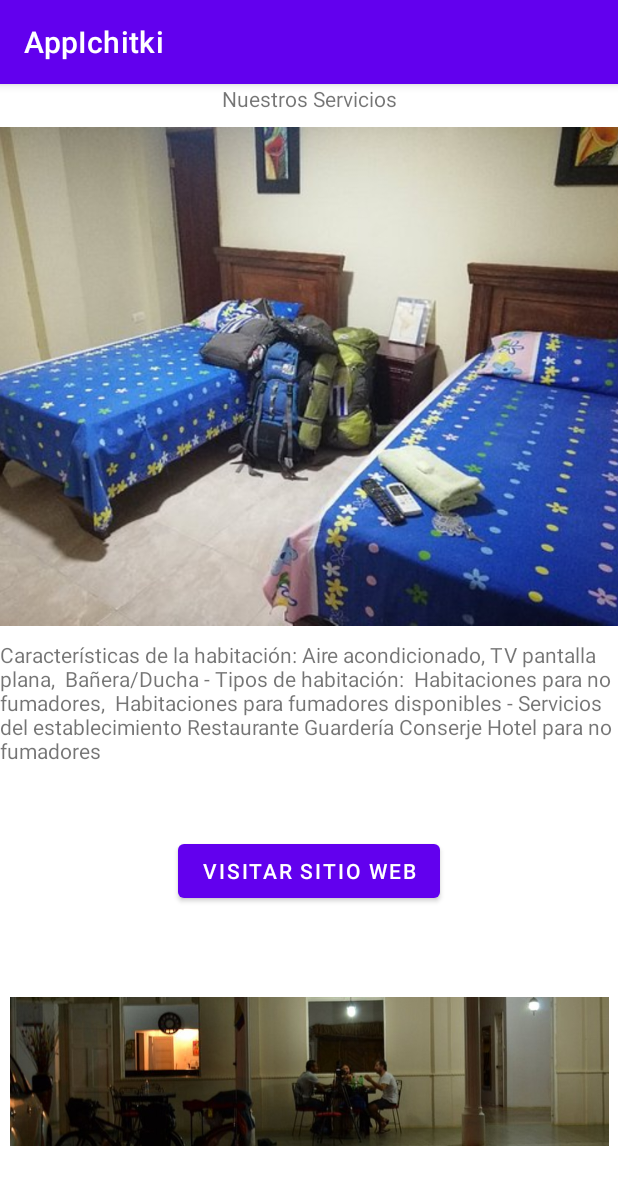
After one commit to Edherrera/AppIchitki, an Android app: the MainJuyasirain screen opened directly, with no data from a screen before it, on a phone screen of 412 x 824 dp. The commit adds this screen. Shown: the top 1185 px of the screen. Run offline under Robolectric (Android 15) with nearby library versions, the phone set to English and light mode, and no system bars.

Commit message:
se agrego servicios de hoteles

```diff
--- a/app/src/main/AndroidManifest.xml
+++ b/app/src/main/AndroidManifest.xml
@@ -9,6 +9,12 @@
         android:roundIcon="@mipmap/ic_launcher_round"
         android:supportsRtl="true"
         android:theme="@style/Theme.AppIchitki">
+        <activity
+            android:name=".MainJuyasirain"
+            android:exported="false" />
+        <activity
+            android:name=".MainUribia"
+            android:exported="false" />
         <activity
             android:name=".MainActivity3"
             android:exported="true" />
--- /dev/null
+++ b/app/src/main/java/com/example/appichitki/MainJuyasirain.kt
@@ -0,0 +1,30 @@
+package com.example.appichitki
+
+import android.content.Intent
+import android.net.Uri
+import androidx.appcompat.app.AppCompatActivity
+import android.os.Bundle
+import android.widget.Button
+
+class MainJuyasirain : AppCompatActivity() {
+    override fun onCreate(savedInstanceState: Bundle?) {
+        super.onCreate(savedInstanceState)
+        setContentView(R.layout.activity_main_juyasirain)
+        val btnImplicit = findViewById<Button>(R.id.btnImplicit)
+
+
+        btnImplicit.setOnClickListener { goToOtherApp() }
+    }
+
+
+
+
+
+
+
+    fun goToOtherApp() {
+        val implicitIntent = Intent(Intent.ACTION_SENDTO, Uri.parse("smsto:+573002353263"))
+        //implicitIntent.putExtra("sms_body","Mi mensaje")
+        startActivity(implicitIntent)
+    }
+}
--- a/app/src/main/res/layout/activity_main2.xml
+++ b/app/src/main/res/layout/activity_main2.xml
@@ -12,7 +12,7 @@
         android:layout_height="50dp"
         android:layout_marginTop="16dp"
         android:layout_marginBottom="16dp"
-        android:text="Hoteles de Uribia"
+        android:text="Escoja un Hotel"
         android:textAlignment="center"
         android:textSize="24sp"
         app:layout_constraintBottom_toTopOf="@+id/textView5"
@@ -32,7 +32,7 @@
         app:layout_constraintTop_toBottomOf="@+id/textView4" />
 
     <ImageView
-        android:id="@+id/imageView"
+        android:id="@+id/imagurib"
         android:layout_width="346dp"
         android:layout_height="171dp"
         android:layout_marginStart="8dp"
@@ -49,7 +49,7 @@
         android:textAlignment="gravity"
         app:layout_constraintEnd_toEndOf="parent"
         app:layout_constraintStart_toStartOf="parent"
-        app:layout_constraintTop_toBottomOf="@+id/imageView" />
+        app:layout_constraintTop_toBottomOf="@+id/imagurib" />
 
     <ImageView
         android:id="@+id/imageView4"
--- /dev/null
+++ b/app/src/main/res/layout/activity_main_juyasirain.xml
@@ -0,0 +1,58 @@
+<?xml version="1.0" encoding="utf-8"?>
+<androidx.constraintlayout.widget.ConstraintLayout xmlns:android="http://schemas.android.com/apk/res/android"
+    xmlns:app="http://schemas.android.com/apk/res-auto"
+    xmlns:tools="http://schemas.android.com/tools"
+    android:layout_width="match_parent"
+    android:layout_height="match_parent"
+    tools:context=".MainJuyasirain">
+
+    <TextView
+        android:id="@+id/textView14"
+        android:layout_width="wrap_content"
+        android:layout_height="wrap_content"
+        android:text="Nuestros Servicios"
+        app:layout_constraintEnd_toEndOf="parent"
+        app:layout_constraintStart_toStartOf="parent"
+        app:layout_constraintTop_toTopOf="parent" />
+
+    <ImageView
+        android:id="@+id/imageView"
+        android:layout_width="415dp"
+        android:layout_height="351dp"
+        app:layout_constraintEnd_toEndOf="parent"
+        app:layout_constraintStart_toStartOf="parent"
+        app:layout_constraintTop_toBottomOf="@+id/textView14"
+        app:srcCompat="@drawable/juyasirain2" />
+
+    <TextView
+        android:id="@+id/textView15"
+        android:layout_width="wrap_content"
+        android:layout_height="wrap_content"
+        android:text="Características de la habitación: Aire acondicionado, TV pantalla plana,  Bañera/Ducha - Tipos de habitación:  Habitaciones para no fumadores,  Habitaciones para fumadores disponibles - Servicios del establecimiento Restaurante Guardería Conserje Hotel para no fumadores "
+        android:textAlignment="gravity"
+        android:textSize="14sp"
+        app:layout_constraintEnd_toEndOf="parent"
+        app:layout_constraintStart_toStartOf="parent"
+        app:layout_constraintTop_toBottomOf="@+id/imageView" />
+
+    <Button
+        android:id="@+id/btnImplicit"
+        android:layout_width="wrap_content"
+        android:layout_height="wrap_content"
+        android:layout_marginTop="8dp"
+        android:text="Visitar sitio web"
+        app:layout_constraintBottom_toTopOf="@+id/imageView6"
+        app:layout_constraintEnd_toEndOf="parent"
+        app:layout_constraintStart_toStartOf="parent"
+        app:layout_constraintTop_toBottomOf="@+id/textView15" />
+
+    <ImageView
+        android:id="@+id/imageView6"
+        android:layout_width="399dp"
+        android:layout_height="142dp"
+        app:layout_constraintBottom_toBottomOf="parent"
+        app:layout_constraintEnd_toEndOf="parent"
+        app:layout_constraintStart_toStartOf="parent"
+        app:layout_constraintTop_toBottomOf="@+id/btnImplicit"
+        app:srcCompat="@drawable/juyasirain3" />
+</androidx.constraintlayout.widget.ConstraintLayout>
```
Also changed, not shown: app/src/main/java/com/example/appichitki/MainActivity2.kt (+10 -0 lines), app/src/main/java/com/example/appichitki/MainUribia.kt (added, +11 -0 lines), app/src/main/res/layout/activity_main.xml (+5 -5 lines), app/src/main/res/layout/activity_main_uribia.xml (added, +10 -0 lines), app/src/main/res/drawable/gran.jpg (added), app/src/main/res/drawable/ichitki.jpg (added), app/src/main/res/drawable/juyasirain.jpg (added), app/src/main/res/drawable/juyasirain2.jpg (added), app/src/main/res/drawable/juyasirain3.jpg (added).
